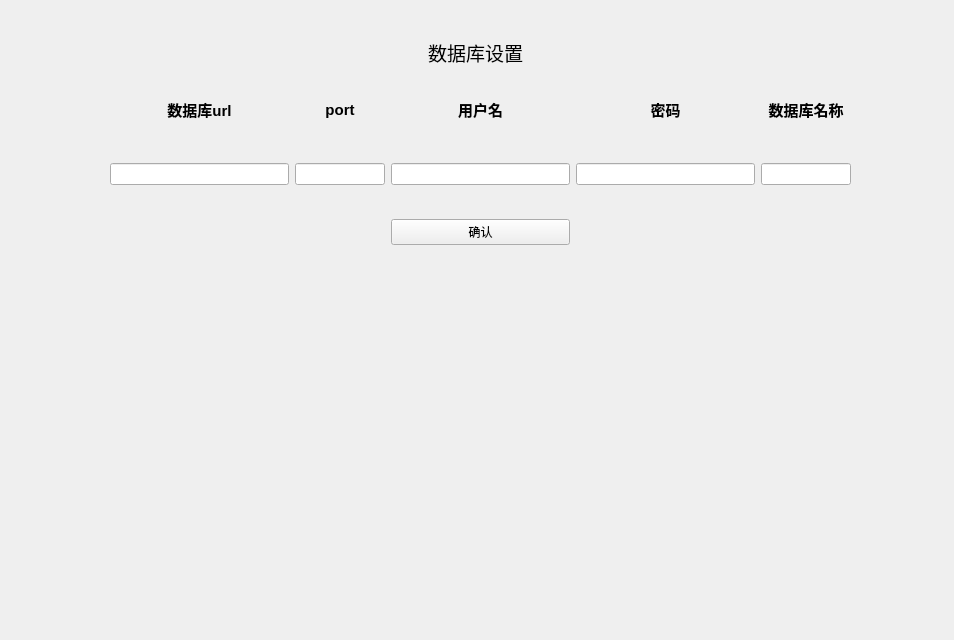
The window that trash/untitled1.ui (L-ingqin12/Social-Web-Crawler) describes before a commit, drawn with Qt 5.
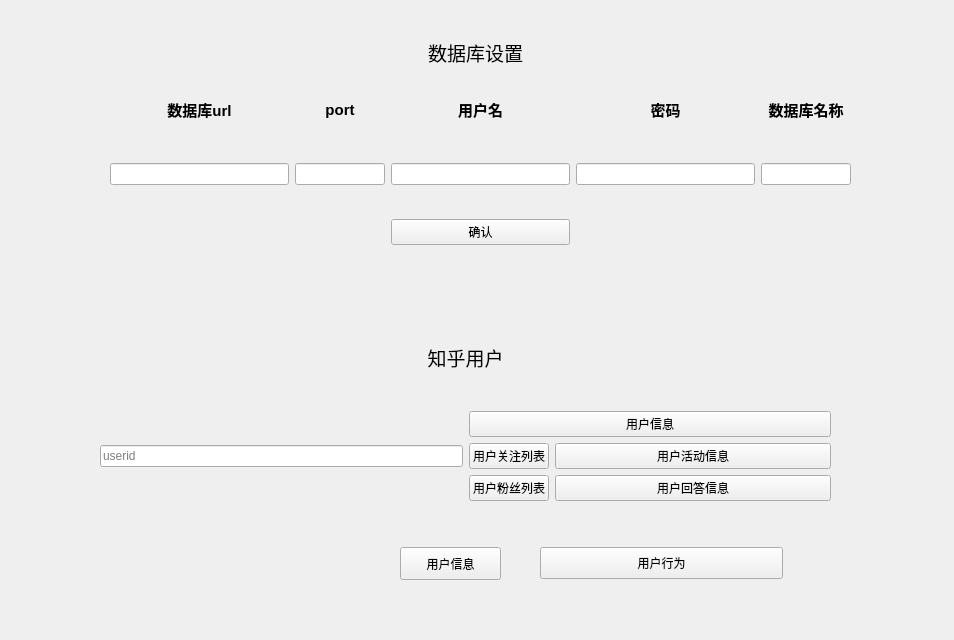
The same window after the commit. Custom widgets are drawn as their Qt base class.

Patch:
```diff
--- a/trash/untitled1.ui
+++ b/trash/untitled1.ui
@@ -36,7 +36,7 @@
      <set>Qt::AlignCenter</set>
     </property>
    </widget>
-   <widget class="QWidget" name="">
+   <widget class="QWidget" name="layoutWidget">
     <property name="geometry">
      <rect>
       <x>110</x>
@@ -163,6 +163,116 @@
      </item>
     </layout>
    </widget>
+   <widget class="PrimaryDropDownPushButton" name="get_user_activity">
+    <property name="geometry">
+     <rect>
+      <x>540</x>
+      <y>547</y>
+      <width>243</width>
+      <height>32</height>
+     </rect>
+    </property>
+    <property name="text">
+     <string>用户行为</string>
+    </property>
+   </widget>
+   <widget class="PrimaryDropDownPushButton" name="get_user_about">
+    <property name="geometry">
+     <rect>
+      <x>400</x>
+      <y>547</y>
+      <width>101</width>
+      <height>33</height>
+     </rect>
+    </property>
+    <property name="text">
+     <string>用户信息</string>
+    </property>
+   </widget>
+   <widget class="QWidget" name="horizontalLayoutWidget">
+    <property name="geometry">
+     <rect>
+      <x>100</x>
+      <y>310</y>
+      <width>731</width>
+      <height>191</height>
+     </rect>
+    </property>
+    <layout class="QVBoxLayout" name="zhihu_user" stretch="2,1">
+     <item>
+      <widget class="QLabel" name="label_3">
+       <property name="font">
+        <font>
+         <family>华文中宋</family>
+         <pointsize>14</pointsize>
+        </font>
+       </property>
+       <property name="text">
+        <string>知乎用户</string>
+       </property>
+       <property name="alignment">
+        <set>Qt::AlignCenter</set>
+       </property>
+      </widget>
+     </item>
+     <item>
+      <layout class="QHBoxLayout" name="info" stretch="1,1">
+       <item>
+        <widget class="LineEdit" name="user_id">
+         <property name="whatsThis">
+          <string>userid</string>
+         </property>
+         <property name="text">
+          <string/>
+         </property>
+         <property name="placeholderText">
+          <string>userid</string>
+         </property>
+        </widget>
+       </item>
+       <item>
+        <layout class="QFormLayout" name="buttonGroup">
+         <item row="1" column="0">
+          <widget class="PrimaryPushButton" name="get_uer_following">
+           <property name="text">
+            <string>用户关注列表</string>
+           </property>
+          </widget>
+         </item>
+         <item row="2" column="0">
+          <widget class="PrimaryPushButton" name="get_user_follower">
+           <property name="text">
+            <string>用户粉丝列表</string>
+           </property>
+          </widget>
+         </item>
+         <item row="2" column="1">
+          <widget class="PrimaryPushButton" name="get_user_answers">
+           <property name="text">
+            <string>用户回答信息</string>
+           </property>
+          </widget>
+         </item>
+         <item row="1" column="1">
+          <widget class="PrimaryPushButton" name="get_user_activities">
+           <property name="text">
+            <string>用户活动信息</string>
+           </property>
+          </widget>
+         </item>
+         <item row="0" column="0" colspan="2">
+          <widget class="PrimaryPushButton" name="get_user_info">
+           <property name="text">
+            <string>用户信息</string>
+           </property>
+          </widget>
+         </item>
+        </layout>
+       </item>
+      </layout>
+     </item>
+    </layout>
+   </widget>
   </widget>
  </widget>
  <customwidgets>
@@ -176,6 +286,11 @@
    <extends>PushButton</extends>
    <header>qfluentwidgets</header>
   </customwidget>
+  <customwidget>
+   <class>PrimaryDropDownPushButton</class>
+   <extends>PrimaryPushButton</extends>
+   <header>qfluentwidgets</header>
+  </customwidget>
   <customwidget>
    <class>LineEdit</class>
    <extends>QLineEdit</extends>
```
